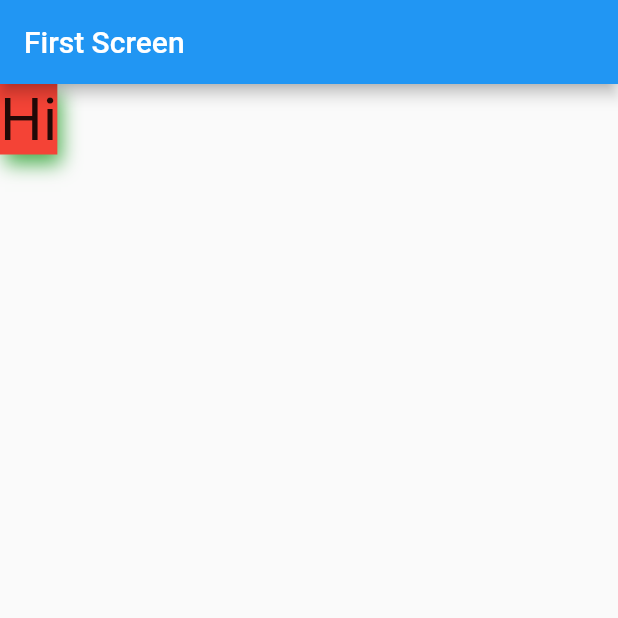
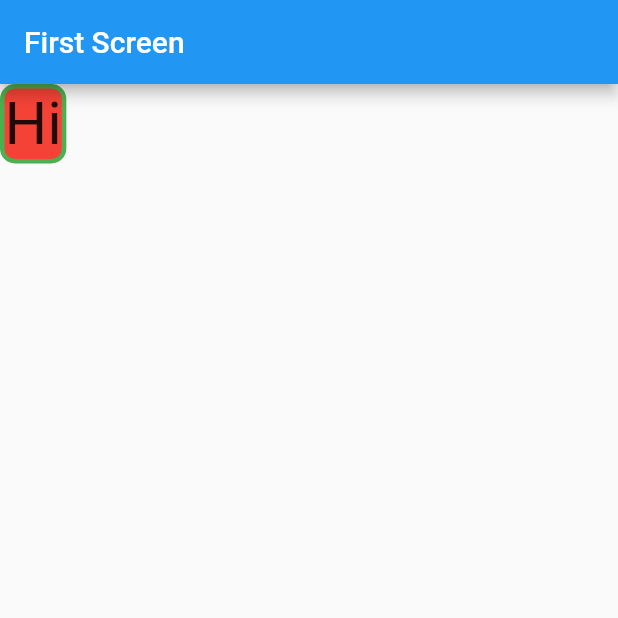
Before and after one commit to saifudinzezy/flutter-pemula, a Flutter app: the screen it shows after launch, on a phone screen of 412 x 824 dp, the top half of it. Run offline on Flutter 3.47's test engine with Material 2 defaults, Android fonts, the phone set to English and light mode, and no system bars.

Commit message:
container decoration border

```diff
--- a/lib/main.dart
+++ b/lib/main.dart
@@ -27,13 +27,8 @@ class FirstScreen extends StatelessWidget {
         child: Text("Hi", style: TextStyle(fontSize: 40.0),),
         decoration: BoxDecoration(
           color: Colors.red,
-          boxShadow: [
-            BoxShadow(
-              color: Colors.green,
-              offset: Offset(3, 6),
-              blurRadius: 10
-            )
-          ]
+          border: Border.all(color: Colors.green, width: 3),
+          borderRadius: BorderRadius.circular(10)
         ),
       ),
     );
```
